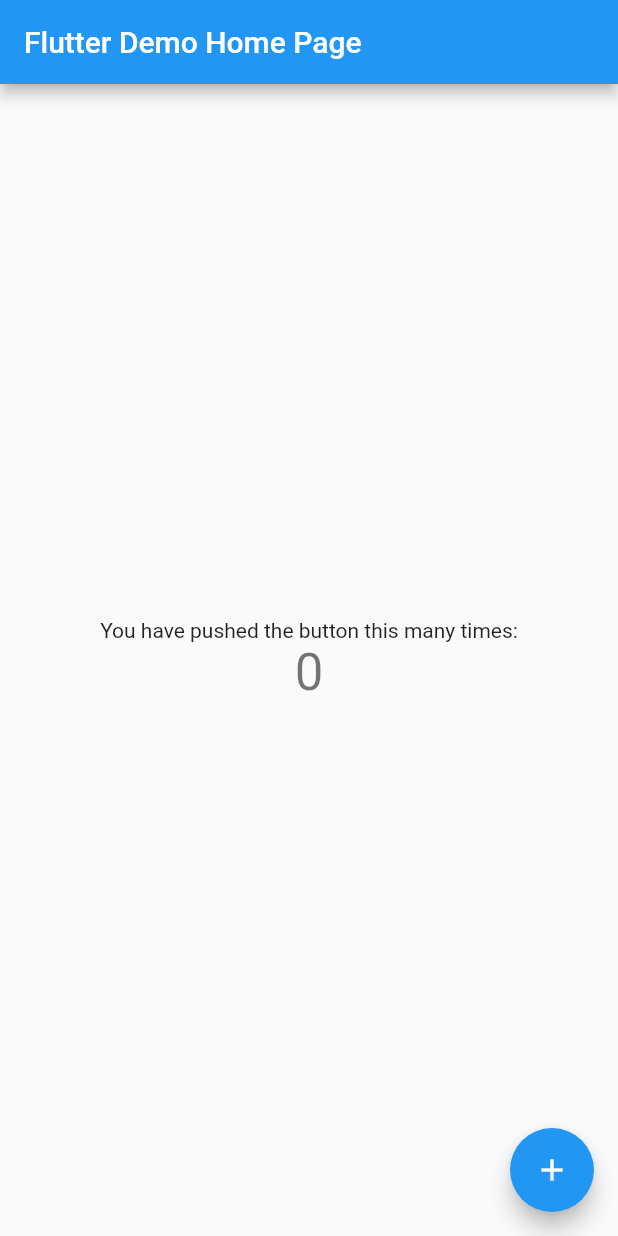
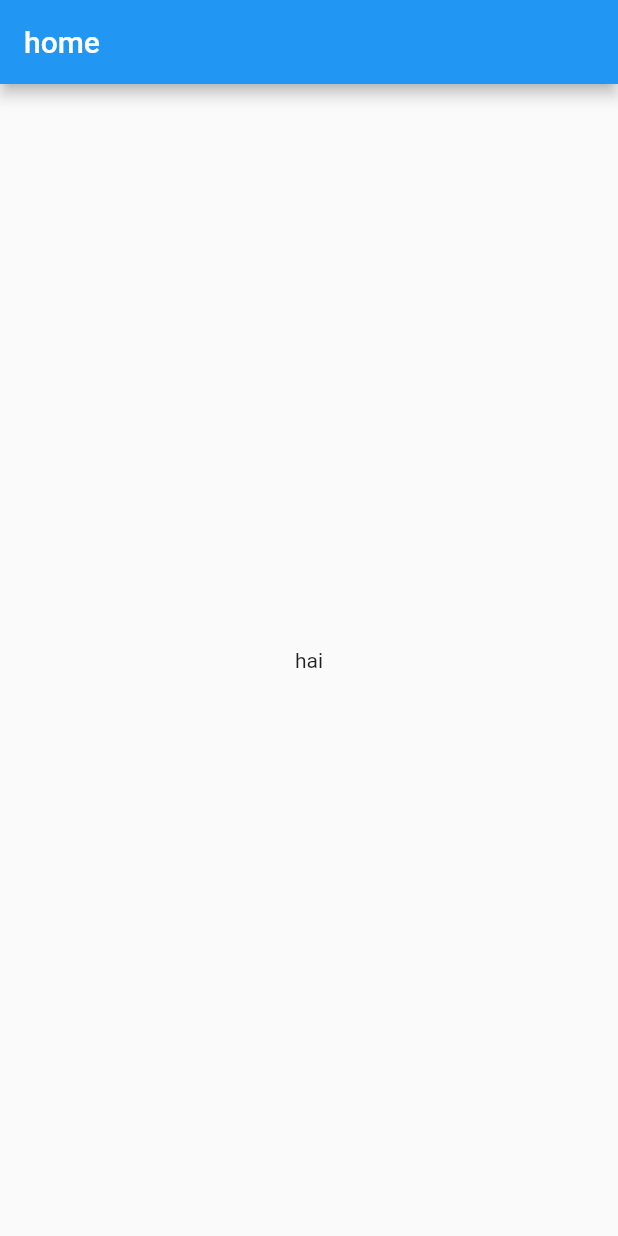
Before and after one commit to irshadkt/blueskytest, a Flutter app: the screen it shows after launch, on a phone screen of 412 x 824 dp. Run offline on Flutter 3.47's test engine with Material 2 defaults, Android fonts, the phone set to English and light mode, and no system bars.

Commit message:
main screen change to emty

```diff
--- a/lib/main.dart
+++ b/lib/main.dart
@@ -7,109 +7,38 @@ void main() {
 class MyApp extends StatelessWidget {
   const MyApp({super.key});
 
-  // This widget is the root of your application.
   @override
   Widget build(BuildContext context) {
     return MaterialApp(
-      title: 'Flutter Demo',
+      title: 'task',
       theme: ThemeData(
-        // This is the theme of your application.
-        //
-        // Try running your application with "flutter run". You'll see the
-        // application has a blue toolbar. Then, without quitting the app, try
-        // changing the primarySwatch below to Colors.green and then invoke
-        // "hot reload" (press "r" in the console where you ran "flutter run",
-        // or simply save your changes to "hot reload" in a Flutter IDE).
-        // Notice that the counter didn't reset back to zero; the application
-        // is not restarted.
         primarySwatch: Colors.blue,
       ),
-      home: const MyHomePage(title: 'Flutter Demo Home Page'),
+      home: const MyHomePage(),
     );
   }
 }
 
 class MyHomePage extends StatefulWidget {
-  const MyHomePage({super.key, required this.title});
-
-  // This widget is the home page of your application. It is stateful, meaning
-  // that it has a State object (defined below) that contains fields that affect
-  // how it looks.
-
-  // This class is the configuration for the state. It holds the values (in this
-  // case the title) provided by the parent (in this case the App widget) and
-  // used by the build method of the State. Fields in a Widget subclass are
-  // always marked "final".
-
-  final String title;
-
+  const MyHomePage({super.key,});
   @override
   State<MyHomePage> createState() => _MyHomePageState();
 }
 
 class _MyHomePageState extends State<MyHomePage> {
-  int _counter = 0;
-
-  void _incrementCounter() {
-    setState(() {
-      // This call to setState tells the Flutter framework that something has
-      // changed in this State, which causes it to rerun the build method below
-      // so that the display can reflect the updated values. If we changed
-      // _counter without calling setState(), then the build method would not be
-      // called again, and so nothing would appear to happen.
-      _counter++;
-    });
-  }
 
   @override
   Widget build(BuildContext context) {
-    // This method is rerun every time setState is called, for instance as done
-    // by the _incrementCounter method above.
-    //
-    // The Flutter framework has been optimized to make rerunning build methods
-    // fast, so that you can just rebuild anything that needs updating rather
-    // than having to individually change instances of widgets.
+
     return Scaffold(
       appBar: AppBar(
-        // Here we take the value from the MyHomePage object that was created by
-        // the App.build method, and use it to set our appbar title.
-        title: Text(widget.title),
+        title:const Text("home"),
       ),
-      body: Center(
-        // Center is a layout widget. It takes a single child and positions it
-        // in the middle of the parent.
-        child: Column(
-          // Column is also a layout widget. It takes a list of children and
-          // arranges them vertically. By default, it sizes itself to fit its
-          // children horizontally, and tries to be as tall as its parent.
-          //
-          // Invoke "debug painting" (press "p" in the console, choose the
-          // "Toggle Debug Paint" action from the Flutter Inspector in Android
-          // Studio, or the "Toggle Debug Paint" command in Visual Studio Code)
-          // to see the wireframe for each widget.
-          //
-          // Column has various properties to control how it sizes itself and
-          // how it positions its children. Here we use mainAxisAlignment to
-          // center the children vertically; the main axis here is the vertical
-          // axis because Columns are vertical (the cross axis would be
-          // horizontal).
-          mainAxisAlignment: MainAxisAlignment.center,
-          children: <Widget>[
-            const Text(
-              'You have pushed the button this many times:',
-            ),
-            Text(
-              '$_counter',
-              style: Theme.of(context).textTheme.headline4,
-            ),
-          ],
-        ),
+      body: const Center(
+
+        child:  Text("hai"),
       ),
-      floatingActionButton: FloatingActionButton(
-        onPressed: _incrementCounter,
-        tooltip: 'Increment',
-        child: const Icon(Icons.add),
-      ), // This trailing comma makes auto-formatting nicer for build methods.
+
     );
   }
 }
```
